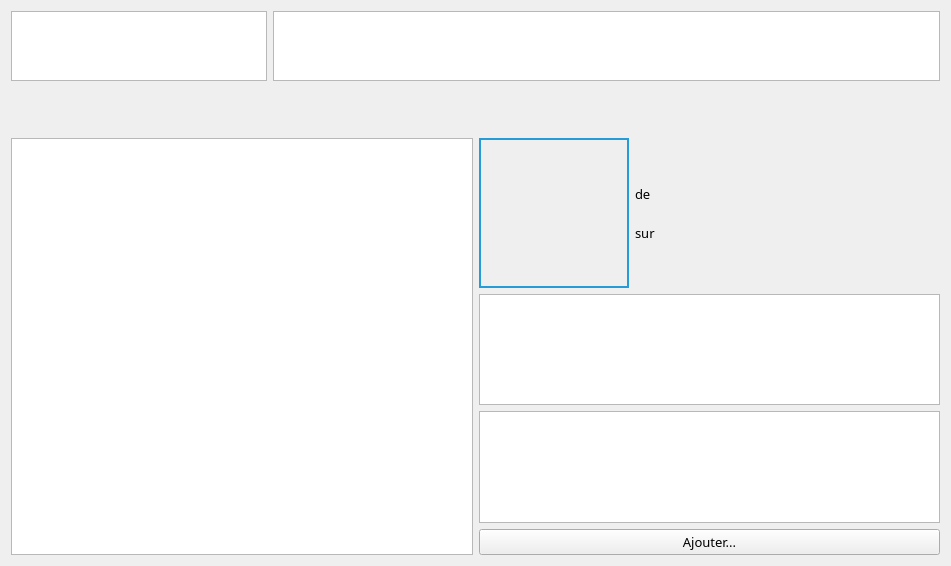
Above: projet-musique/core/ongletmp3.ui from toopoormaghell/projet-musique before the change. Below: the same form after it.
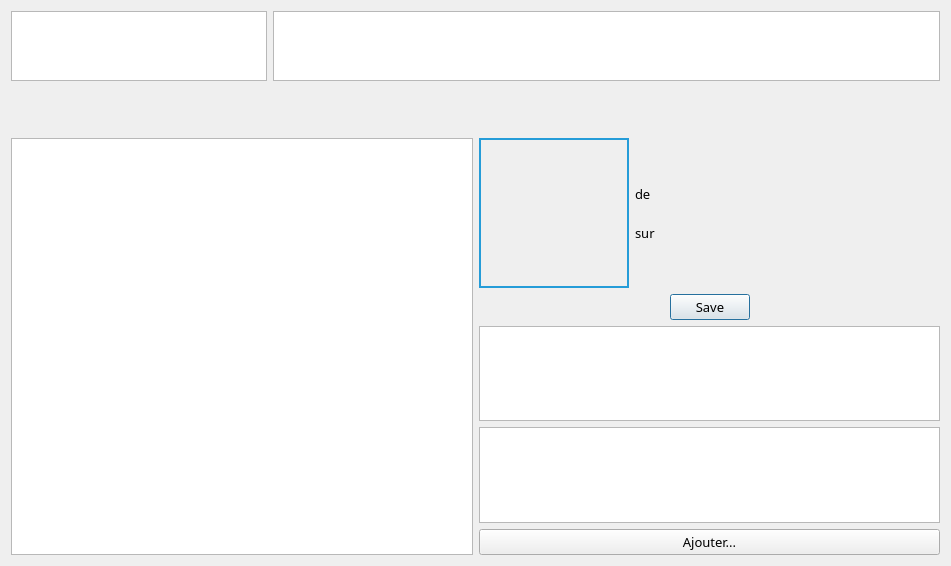
That is the form after the change. Custom widgets are drawn as their Qt base class.

Diff of the .ui file:
```diff
--- a/projet-musique/core/ongletmp3.ui
+++ b/projet-musique/core/ongletmp3.ui
@@ -323,6 +323,22 @@
          </item>
         </layout>
        </item>
+       <item>
+        <widget class="QDialogButtonBox" name="buttonBox">
+         <property name="maximumSize">
+          <size>
+           <width>500</width>
+           <height>16777215</height>
+          </size>
+         </property>
+         <property name="standardButtons">
+          <set>QDialogButtonBox::Save</set>
+         </property>
+         <property name="centerButtons">
+          <bool>true</bool>
+         </property>
+        </widget>
+       </item>
        <item>
         <widget class="QListWidget" name="Similaires">
          <property name="maximumSize">
```
